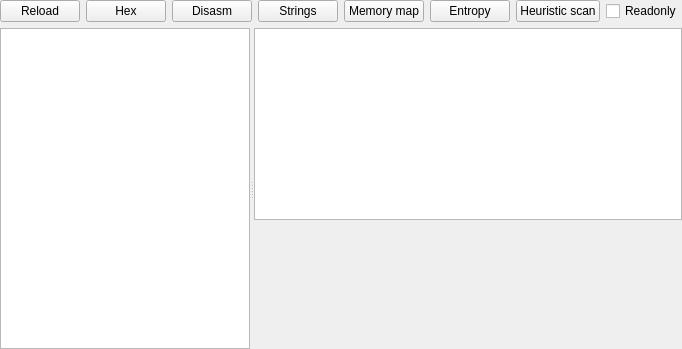
Before: the Qt Designer form PE/pewidget.ui in horsicq/FormatWidgets, drawn with Qt 5.
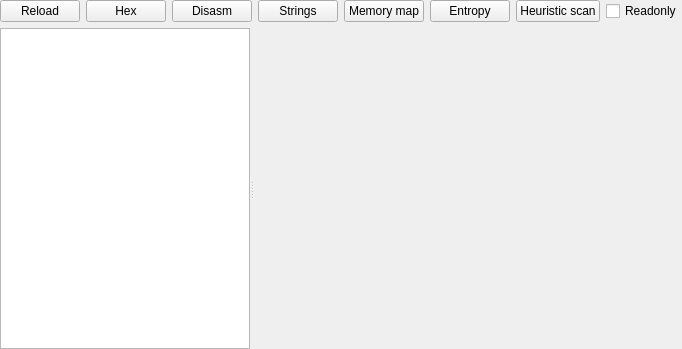
After: the same form once the commit is applied. Custom widgets are drawn as their Qt base class.

Patch:
```diff
--- a/PE/pewidget.ui
+++ b/PE/pewidget.ui
@@ -134,7 +134,7 @@
      </widget>
      <widget class="QStackedWidget" name="stackedWidgetInfo">
       <property name="currentIndex">
-       <number>19</number>
+       <number>25</number>
       </property>
       <widget class="QWidget" name="page_HEX">
        <layout class="QVBoxLayout" name="verticalLayout_13">
@@ -1191,6 +1191,7 @@
         </item>
        </layout>
       </widget>
+      <widget class="QWidget" name="page_Net_Metadata"/>
       <widget class="QWidget" name="page_Overlay">
        <layout class="QVBoxLayout" name="verticalLayout_11">
         <property name="spacing">
```
